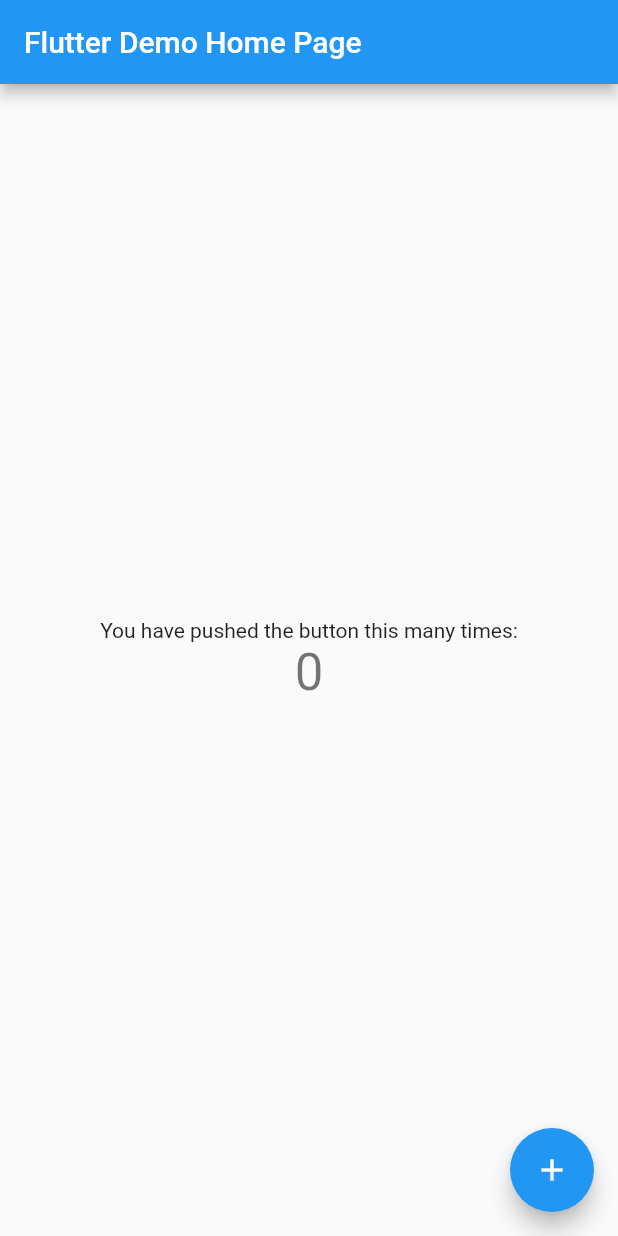
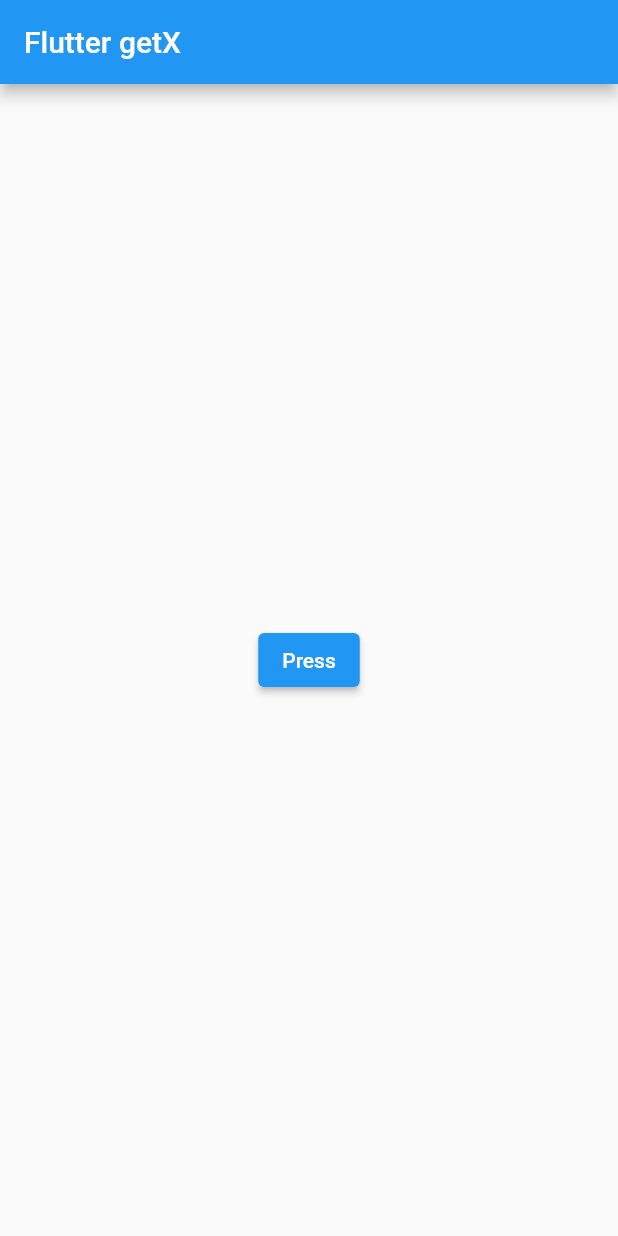
Before and after one commit to Rahat7288/flutter-getX, a Flutter app: the screen it shows after launch, on a phone screen of 412 x 824 dp. Run offline on Flutter 3.47's test engine with Material 2 defaults, Android fonts, the phone set to English and light mode, and no system bars; our stand-ins replace get.

Commit message:
snackbar in flutter using getX

```diff
--- a/lib/main.dart
+++ b/lib/main.dart
@@ -1,4 +1,6 @@
 import 'package:flutter/material.dart';
+import 'package:get/get_navigation/src/root/get_material_app.dart';
+import 'package:get/get.dart';
 
 void main() {
   runApp(const MyApp());
@@ -10,36 +12,19 @@ class MyApp extends StatelessWidget {
   // This widget is the root of your application.
   @override
   Widget build(BuildContext context) {
-    return MaterialApp(
+    return GetMaterialApp(
+      debugShowCheckedModeBanner: false,
       title: 'Flutter Demo',
       theme: ThemeData(
-        // This is the theme of your application.
-        //
-        // Try running your application with "flutter run". You'll see the
-        // application has a blue toolbar. Then, without quitting the app, try
-        // changing the primarySwatch below to Colors.green and then invoke
-        // "hot reload" (press "r" in the console where you ran "flutter run",
-        // or simply save your changes to "hot reload" in a Flutter IDE).
-        // Notice that the counter didn't reset back to zero; the application
-        // is not restarted.
         primarySwatch: Colors.blue,
       ),
-      home: const MyHomePage(title: 'Flutter Demo Home Page'),
+      home: const MyHomePage(title: 'Flutter getX'),
     );
   }
 }
 
 class MyHomePage extends StatefulWidget {
   const MyHomePage({Key? key, required this.title}) : super(key: key);
-
-  // This widget is the home page of your application. It is stateful, meaning
-  // that it has a State object (defined below) that contains fields that affect
-  // how it looks.
-
-  // This class is the configuration for the state. It holds the values (in this
-  // case the title) provided by the parent (in this case the App widget) and
-  // used by the build method of the State. Fields in a Widget subclass are
-  // always marked "final".
 
   final String title;
 
@@ -48,68 +33,28 @@ class MyHomePage extends StatefulWidget {
 }
 
 class _MyHomePageState extends State<MyHomePage> {
-  int _counter = 0;
-
-  void _incrementCounter() {
-    setState(() {
-      // This call to setState tells the Flutter framework that something has
-      // changed in this State, which causes it to rerun the build method below
-      // so that the display can reflect the updated values. If we changed
-      // _counter without calling setState(), then the build method would not be
-      // called again, and so nothing would appear to happen.
-      _counter++;
-    });
-  }
-
   @override
   Widget build(BuildContext context) {
-    // This method is rerun every time setState is called, for instance as done
-    // by the _incrementCounter method above.
-    //
-    // The Flutter framework has been optimized to make rerunning build methods
-    // fast, so that you can just rebuild anything that needs updating rather
-    // than having to individually change instances of widgets.
     return Scaffold(
       appBar: AppBar(
-        // Here we take the value from the MyHomePage object that was created by
-        // the App.build method, and use it to set our appbar title.
         title: Text(widget.title),
       ),
       body: Center(
-        // Center is a layout widget. It takes a single child and positions it
-        // in the middle of the parent.
-        child: Column(
-          // Column is also a layout widget. It takes a list of children and
-          // arranges them vertically. By default, it sizes itself to fit its
-          // children horizontally, and tries to be as tall as its parent.
-          //
-          // Invoke "debug painting" (press "p" in the console, choose the
-          // "Toggle Debug Paint" action from the Flutter Inspector in Android
-          // Studio, or the "Toggle Debug Paint" command in Visual Studio Code)
-          // to see the wireframe for each widget.
-          //
-          // Column has various properties to control how it sizes itself and
-          // how it positions its children. Here we use mainAxisAlignment to
-          // center the children vertically; the main axis here is the vertical
-          // axis because Columns are vertical (the cross axis would be
-          // horizontal).
-          mainAxisAlignment: MainAxisAlignment.center,
-          children: <Widget>[
-            const Text(
-              'You have pushed the button this many times:',
-            ),
-            Text(
-              '$_counter',
-              style: Theme.of(context).textTheme.headline4,
-            ),
-          ],
+        child: ElevatedButton(
+          onPressed: () {
+            /*
+            * playing with snackbar in flutter
+            */
+            Get.snackbar(
+              "this is a snackbar",
+              "from getx",
+              snackPosition: SnackPosition.BOTTOM,
+              backgroundColor: Colors.red,
+            );
+          },
+          child: Text('Press'),
         ),
       ),
-      floatingActionButton: FloatingActionButton(
-        onPressed: _incrementCounter,
-        tooltip: 'Increment',
-        child: const Icon(Icons.add),
-      ), // This trailing comma makes auto-formatting nicer for build methods.
     );
   }
 }
--- a/pubspec.yaml
+++ b/pubspec.yaml
@@ -34,6 +34,7 @@ dependencies:
   # The following adds the Cupertino Icons font to your application.
   # Use with the CupertinoIcons class for iOS style icons.
   cupertino_icons: ^1.0.2
+  get: ^4.6.5
 
 dev_dependencies:
   flutter_test:
```
Also changed, not shown: pubspec.lock.
